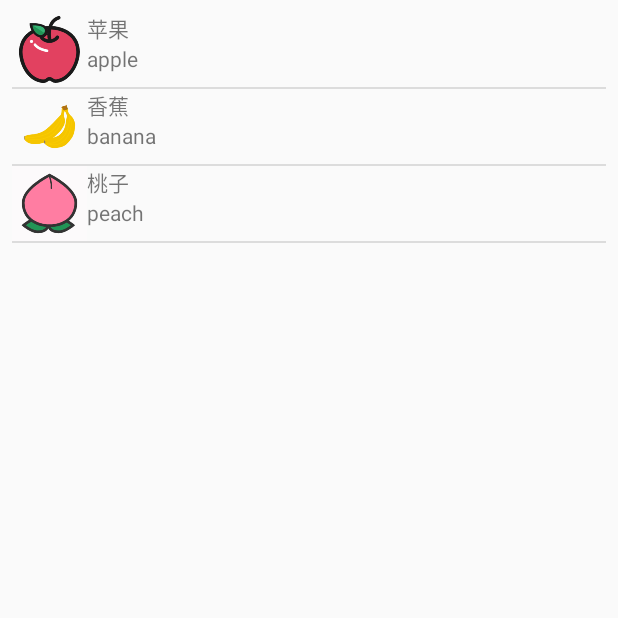
After one commit to zhenhunfan/learn, an Android app: the BaseAdapterActivity screen opened directly, with no data from a screen before it, on a phone screen of 412 x 824 dp, the top half of it. The commit adds this screen. Run offline under Robolectric (Android 15) with nearby library versions, the phone set to English and light mode, and no system bars.

Commit message:
添加listView和spinner和GridView和AutoCompleteTextView的使用

```diff
--- a/android/07.Layout/app/src/main/AndroidManifest.xml
+++ b/android/07.Layout/app/src/main/AndroidManifest.xml
@@ -9,7 +9,11 @@
         android:roundIcon="@mipmap/ic_launcher_round"
         android:supportsRtl="true"
         android:theme="@style/AppTheme">
-        <activity android:name=".listview.FruitListViewActivity"></activity>
+        <activity android:name=".listview.SpinnerAndAutoCompleteTextViewActivity"></activity>
+        <activity android:name=".listview.GridViewDemoActivity" />
+        <activity android:name=".listview.SimpleAdapterActivity" />
+        <activity android:name=".listview.BaseAdapterActivity" />
+        <activity android:name=".listview.FruitListViewActivity" />
         <activity android:name=".listview.MainListViewActivity" />
         <activity android:name=".listview.ListViewActivity" />
         <activity android:name=".DrawLayoutActivity" />
--- /dev/null
+++ b/android/07.Layout/app/src/main/java/com/zhenhunfan/layout/listview/BaseAdapterActivity.java
@@ -0,0 +1,36 @@
+package com.zhenhunfan.layout.listview;
+
+import androidx.appcompat.app.AppCompatActivity;
+
+import android.os.Bundle;
+import android.widget.ListView;
+
+import com.zhenhunfan.layout.R;
+
+import java.util.ArrayList;
+import java.util.List;
+
+public class BaseAdapterActivity extends AppCompatActivity {
+
+    private ListView listView;
+
+    @Override
+    protected void onCreate(Bundle savedInstanceState) {
+        super.onCreate(savedInstanceState);
+        setContentView(R.layout.activity_base_adapter);
+        initView();
+    }
+
+    private void initView(){
+        listView = findViewById(R.id.lv_base_adapter);
+
+        List<FoodInfo> data = new ArrayList<>();
+        data.add(new FoodInfo(R.drawable.apple,"苹果","apple"));
+        data.add(new FoodInfo(R.drawable.banana,"香蕉","banana"));
+        data.add(new FoodInfo(R.drawable.peach,"桃子","peach"));
+
+        FoodAdapter adapter = new FoodAdapter(this,R.layout.food_item,data);
+
+        listView.setAdapter(adapter);
+    }
+}
--- /dev/null
+++ b/android/07.Layout/app/src/main/java/com/zhenhunfan/layout/listview/FoodAdapter.java
@@ -0,0 +1,71 @@
+package com.zhenhunfan.layout.listview;
+
+import android.content.Context;
+import android.view.LayoutInflater;
+import android.view.View;
+import android.view.ViewGroup;
+import android.widget.BaseAdapter;
+import android.widget.ImageView;
+import android.widget.TextView;
+
+import com.zhenhunfan.layout.R;
+
+import java.util.List;
+
+public class FoodAdapter extends BaseAdapter {
+
+    private Context context;
+    private int resourceId;
+    private List<FoodInfo> data;
+
+    public FoodAdapter(Context context, int resourceId, List<FoodInfo> data) {
+        this.context = context;
+        this.resourceId = resourceId;
+        this.data = data;
+    }
+
+    @Override
+    public int getCount() {
+        return data.size();
+    }
+
+    @Override
+    public Object getItem(int position) {
+        return data.get(position);
+    }
+
+    @Override
+    public long getItemId(int position) {
+        return position;
+    }
+
+    @Override
+    public View getView(int position, View convertView, ViewGroup parent) {
+        FoodInfo foodInfo = (FoodInfo) getItem(position);
+        View view;
+        ViewHolder viewHolder;
+        if(convertView == null){
+            view = LayoutInflater.from(context).inflate(resourceId,parent,false);
+            viewHolder = new ViewHolder();
+            viewHolder.ivFood = view.findViewById(R.id.iv_food_image);
+            viewHolder.tvTitle = view.findViewById(R.id.tv_food_name);
+            viewHolder.tvContent = view.findViewById(R.id.tv_food_content);
+            view.setTag(viewHolder);
+        }
+        else{
+            view = convertView;
+            viewHolder = (ViewHolder) view.getTag();
+        }
+
+        viewHolder.ivFood.setImageResource(foodInfo.getIcon());
+        viewHolder.tvTitle.setText(foodInfo.getTitle());
+        viewHolder.tvContent.setText(foodInfo.getContent());
+        return view;
+    }
+
+    class ViewHolder{
+        ImageView ivFood;
+        TextView tvTitle;
+        TextView tvContent;
+    }
+}
--- /dev/null
+++ b/android/07.Layout/app/src/main/java/com/zhenhunfan/layout/listview/FoodInfo.java
@@ -0,0 +1,25 @@
+package com.zhenhunfan.layout.listview;
+
+public class FoodInfo {
+    private int icon;
+    private String title;
+    private String content;
+
+    public FoodInfo(int icon, String title, String content) {
+        this.icon = icon;
+        this.title = title;
+        this.content = content;
+    }
+
+    public int getIcon() {
+        return icon;
+    }
+
+    public String getTitle() {
+        return title;
+    }
+
+    public String getContent() {
+        return content;
+    }
+}
--- /dev/null
+++ b/android/07.Layout/app/src/main/res/layout/activity_base_adapter.xml
@@ -0,0 +1,21 @@
+<?xml version="1.0" encoding="utf-8"?>
+<androidx.constraintlayout.widget.ConstraintLayout xmlns:android="http://schemas.android.com/apk/res/android"
+    xmlns:app="http://schemas.android.com/apk/res-auto"
+    xmlns:tools="http://schemas.android.com/tools"
+    android:layout_width="match_parent"
+    android:layout_height="match_parent"
+    tools:context=".listview.BaseAdapterActivity">
+
+    <ListView
+        android:id="@+id/lv_base_adapter"
+        android:layout_width="0dp"
+        android:layout_height="0dp"
+        android:layout_marginStart="8dp"
+        android:layout_marginTop="8dp"
+        android:layout_marginEnd="8dp"
+        android:layout_marginBottom="8dp"
+        app:layout_constraintBottom_toBottomOf="parent"
+        app:layout_constraintEnd_toEndOf="parent"
+        app:layout_constraintStart_toStartOf="parent"
+        app:layout_constraintTop_toTopOf="parent" />
+</androidx.constraintlayout.widget.ConstraintLayout>
--- /dev/null
+++ b/android/07.Layout/app/src/main/res/layout/food_item.xml
@@ -0,0 +1,23 @@
+<?xml version="1.0" encoding="utf-8"?>
+<LinearLayout xmlns:android="http://schemas.android.com/apk/res/android"
+    android:layout_width="match_parent"
+    android:layout_height="match_parent">
+
+    <ImageView
+        android:id="@+id/iv_food_image"
+        android:layout_width="50dp"
+        android:layout_height="50dp"/>
+    <LinearLayout
+        android:layout_width="match_parent"
+        android:layout_height="wrap_content"
+        android:orientation="vertical">
+        <TextView
+            android:id="@+id/tv_food_name"
+            android:layout_width="match_parent"
+            android:layout_height="wrap_content"/>
+        <TextView
+            android:id="@+id/tv_food_content"
+            android:layout_width="match_parent"
+            android:layout_height="wrap_content"/>
+    </LinearLayout>
+</LinearLayout>
--- a/android/07.Layout/app/src/main/res/layout/fruit_item.xml
+++ b/android/07.Layout/app/src/main/res/layout/fruit_item.xml
@@ -1,7 +1,7 @@
 <?xml version="1.0" encoding="utf-8"?>
 <TextView xmlns:android="http://schemas.android.com/apk/res/android"
     android:id="@+id/fruit_name"
-    android:layout_width="wrap_content"
+    android:layout_width="match_parent"
     android:layout_height="wrap_content"
     android:layout_gravity="center_vertical"
     android:layout_marginLeft="10dp" />
```
Also changed, not shown: android/07.Layout/app/src/main/java/com/zhenhunfan/layout/listview/FruitAdapter.java (+21 -4 lines), android/07.Layout/app/src/main/java/com/zhenhunfan/layout/listview/FruitListViewActivity.java (+17 -0 lines), android/07.Layout/app/src/main/java/com/zhenhunfan/layout/listview/GridViewDemoActivity.java (added, +54 -0 lines), android/07.Layout/app/src/main/java/com/zhenhunfan/layout/listview/MainListViewActivity.java (+36 -0 lines), android/07.Layout/app/src/main/java/com/zhenhunfan/layout/listview/SimpleAdapterActivity.java (added, +66 -0 lines), android/07.Layout/app/src/main/java/com/zhenhunfan/layout/listview/SpinnerAndAutoCompleteTextViewActivity.java (added, +42 -0 lines), android/07.Layout/app/src/main/res/layout/activity_grid_view_demo.xml (added, +19 -0 lines), android/07.Layout/app/src/main/res/layout/activity_main_list_view.xml (+28 -3 lines), android/07.Layout/app/src/main/res/layout/activity_simple_adapter.xml (added, +21 -0 lines), android/07.Layout/app/src/main/res/layout/activity_spinner_and_auto_complete_text_view.xml (added, +39 -0 lines), android/07.Layout/app/src/main/res/layout/grid_item.xml (added, +15 -0 lines), 1 other file.
